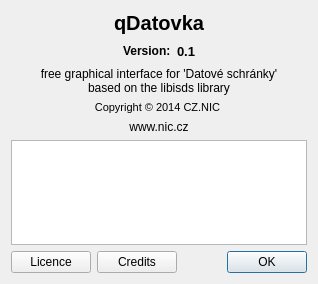
Qt form src/gui/ui/dlg_about.ui (psakar/datovka) before a commit.
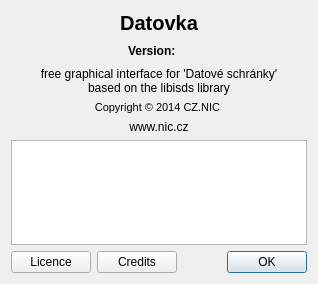
The same form after that commit.

Commit message: Changed Datovka instead of QDatovka

```diff
--- a/src/gui/ui/dlg_about.ui
+++ b/src/gui/ui/dlg_about.ui
@@ -27,7 +27,7 @@
       <enum>Qt::LeftToRight</enum>
      </property>
      <property name="text">
-      <string>qDatovka</string>
+      <string>Datovka</string>
      </property>
      <property name="alignment">
       <set>Qt::AlignCenter</set>
@@ -76,7 +76,7 @@
         </font>
        </property>
        <property name="text">
-        <string>0.1</string>
+        <string/>
        </property>
       </widget>
      </item>
```
Left out of the diff: 2 changed lines with no effect on the pictures. The commit also changes 5 other files.
